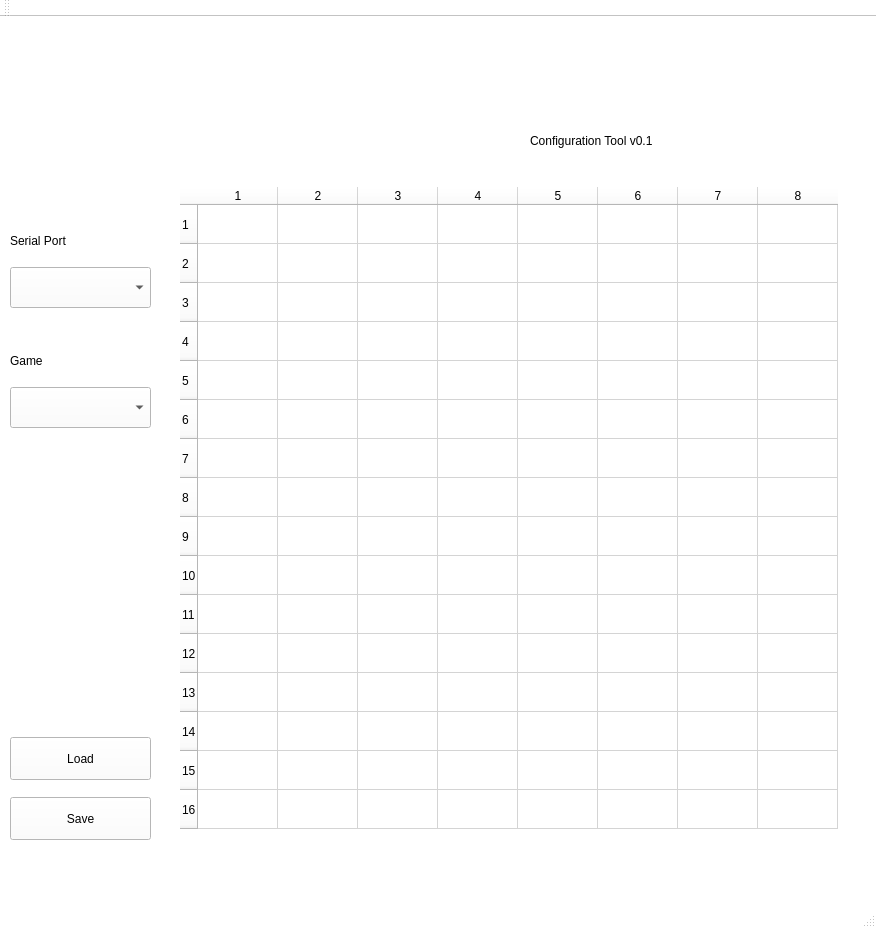
Above: afterglow_config/mainwindow.ui from bitfieldlabs/afterglow before the change. Below: the same form after it.
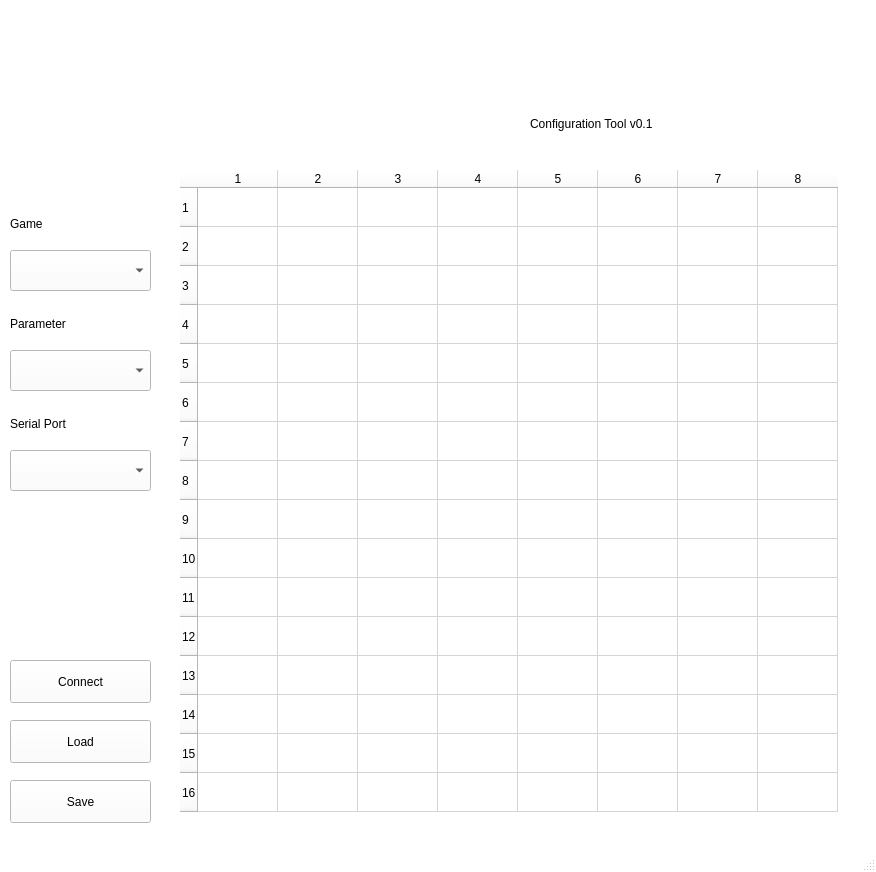
That is the form after the change. Icons and pictures are not drawn.

What changed in the file:
```diff
--- a/afterglow_config/mainwindow.ui
+++ b/afterglow_config/mainwindow.ui
@@ -7,7 +7,7 @@
     <x>0</x>
     <y>0</y>
     <width>876</width>
-    <height>928</height>
+    <height>872</height>
    </rect>
   </property>
   <property name="palette">
@@ -502,10 +502,10 @@
    <widget class="QLabel" name="label">
     <property name="geometry">
      <rect>
-      <x>100</x>
-      <y>0</y>
+      <x>110</x>
+      <y>20</y>
       <width>661</width>
-      <height>121</height>
+      <height>81</height>
      </rect>
     </property>
     <property name="text">
@@ -532,7 +532,7 @@
     <property name="geometry">
      <rect>
       <x>10</x>
-      <y>250</y>
+      <y>450</y>
       <width>141</width>
       <height>41</height>
      </rect>
@@ -542,7 +542,7 @@
     <property name="geometry">
      <rect>
       <x>10</x>
-      <y>210</y>
+      <y>410</y>
       <width>131</width>
       <height>27</height>
      </rect>
@@ -581,7 +581,7 @@
     <property name="geometry">
      <rect>
       <x>10</x>
-      <y>330</y>
+      <y>210</y>
       <width>131</width>
       <height>27</height>
      </rect>
@@ -594,30 +594,51 @@
     <property name="geometry">
      <rect>
       <x>10</x>
-      <y>370</y>
+      <y>250</y>
       <width>141</width>
       <height>41</height>
      </rect>
     </property>
    </widget>
-  </widget>
-  <widget class="QMenuBar" name="menuBar">
-   <property name="geometry">
-    <rect>
-     <x>0</x>
-     <y>0</y>
-     <width>876</width>
-     <height>39</height>
-    </rect>
-   </property>
-  </widget>
-  <widget class="QToolBar" name="mainToolBar">
-   <attribute name="toolBarArea">
-    <enum>TopToolBarArea</enum>
-   </attribute>
-   <attribute name="toolBarBreak">
-    <bool>false</bool>
-   </attribute>
+   <widget class="QPushButton" name="connectButton">
+    <property name="enabled">
+     <bool>true</bool>
+    </property>
+    <property name="geometry">
+     <rect>
+      <x>10</x>
+      <y>660</y>
+      <width>141</width>
+      <height>43</height>
+     </rect>
+    </property>
+    <property name="text">
+     <string>Connect</string>
+    </property>
+   </widget>
+   <widget class="QComboBox" name="parameterSelection">
+    <property name="geometry">
+     <rect>
+      <x>10</x>
+      <y>350</y>
+      <width>141</width>
+      <height>41</height>
+     </rect>
+    </property>
+   </widget>
+   <widget class="QLabel" name="label_5">
+    <property name="geometry">
+     <rect>
+      <x>10</x>
+      <y>310</y>
+      <width>131</width>
+      <height>27</height>
+     </rect>
+    </property>
+    <property name="text">
+     <string>Parameter</string>
+    </property>
+   </widget>
   </widget>
   <widget class="QStatusBar" name="statusBar"/>
  </widget>
```
Left out of the diff: 22 changed lines with no effect on the pictures.
